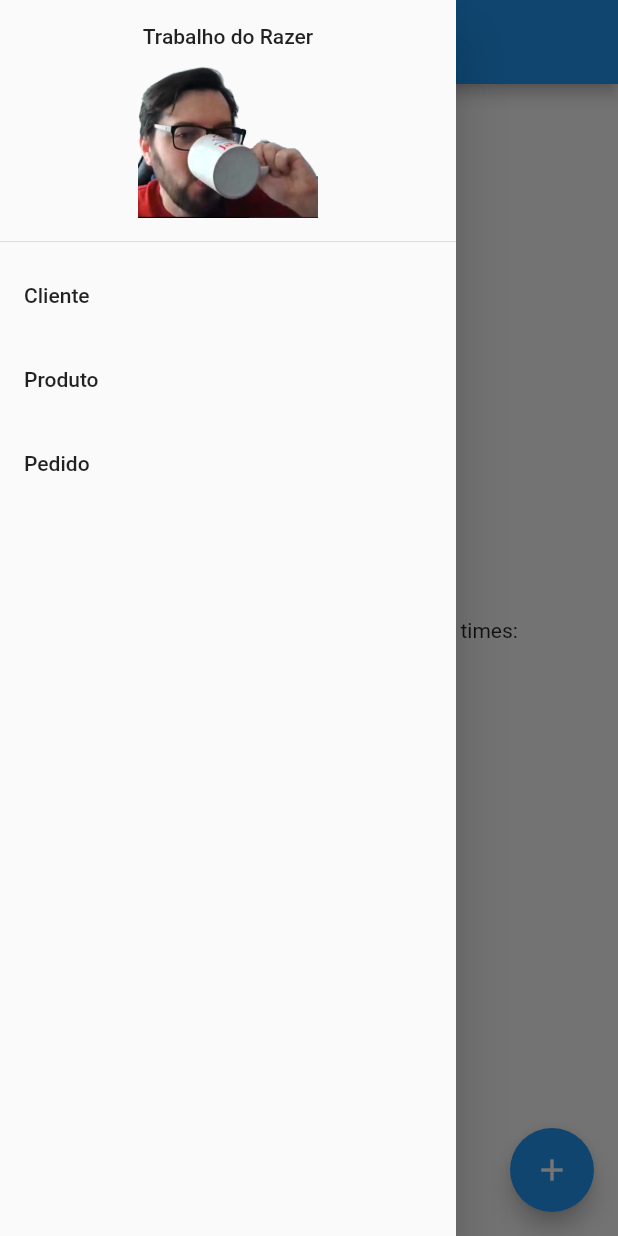
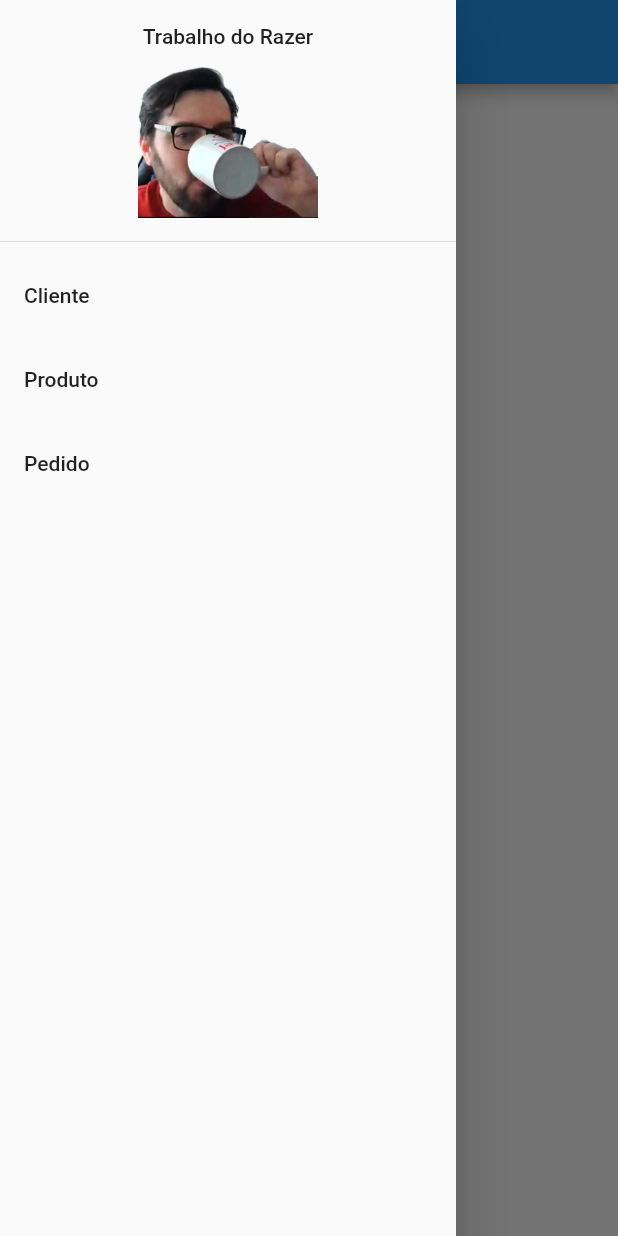
Before and after one commit to gbrandalise/das-trabalho-angular, a Flutter app: the screen it shows after launch, with the side drawer open, on a phone screen of 412 x 824 dp. Run offline on Flutter 3.47's test engine with Material 2 defaults, Android fonts, the light colour scheme and no system bars.

Commit message:
menu links and initial pages

```diff
--- /dev/null
+++ b/mobile/lib/home/home.page.dart
@@ -0,0 +1,17 @@
+import 'package:das_angular_mobile/menu/menu.component.dart';
+import 'package:flutter/material.dart';
+
+class HomePage extends StatelessWidget {
+
+  const HomePage({Key? key}) : super(key: key);
+
+  @override
+  Widget build(BuildContext context) {
+    return Scaffold(
+      appBar: AppBar(
+        title: const Text('Home'),
+      ),
+      drawer: const Menu()
+    );
+  }
+}
--- a/mobile/lib/main.dart
+++ b/mobile/lib/main.dart
@@ -1,3 +1,7 @@
+import 'package:das_angular_mobile/client/client.page.dart';
+import 'package:das_angular_mobile/home/home.page.dart';
+import 'package:das_angular_mobile/product/product.page.dart';
+import 'package:das_angular_mobile/purchase-order/purchase-order.page.dart';
 import 'package:flutter/material.dart';
 
 void main() {
@@ -7,136 +11,20 @@ void main() {
 class MyApp extends StatelessWidget {
   const MyApp({Key? key}) : super(key: key);
 
-  // This widget is the root of your application.
   @override
   Widget build(BuildContext context) {
     return MaterialApp(
-      title: 'Flutter Demo',
+      title: 'Trabalho Mobile Razer',
       theme: ThemeData(
-        // This is the theme of your application.
-        //
-        // Try running your application with "flutter run". You'll see the
-        // application has a blue toolbar. Then, without quitting the app, try
-        // changing the primarySwatch below to Colors.green and then invoke
-        // "hot reload" (press "r" in the console where you ran "flutter run",
-        // or simply save your changes to "hot reload" in a Flutter IDE).
-        // Notice that the counter didn't reset back to zero; the application
-        // is not restarted.
         primarySwatch: Colors.blue,
       ),
-      home: const MyHomePage(title: 'Flutter Demo Home Page'),
+      initialRoute: '/',
+      routes: {
+        '/': (context) => const HomePage(),
+        '/client': (context) => const ClientPage(),
+        '/product': (context) => const ProductPage(),
+        '/purchase-order': (context) => const PurchaseOrderPage(),
+      },
     );
   }
 }
-
-class MyHomePage extends StatefulWidget {
-  const MyHomePage({Key? key, required this.title}) : super(key: key);
-
-  // This widget is the home page of your application. It is stateful, meaning
-  // that it has a State object (defined below) that contains fields that affect
-  // how it looks.
-
-  // This class is the configuration for the state. It holds the values (in this
-  // case the title) provided by the parent (in this case the App widget) and
-  // used by the build method of the State. Fields in a Widget subclass are
-  // always marked "final".
-
-  final String title;
-
-  @override
-  State<MyHomePage> createState() => _MyHomePageState();
-}
-
-class _MyHomePageState extends State<MyHomePage> {
-  int _counter = 0;
-
-  void _incrementCounter() {
-    setState(() {
-      // This call to setState tells the Flutter framework that something has
-      // changed in this State, which causes it to rerun the build method below
-      // so that the display can reflect the updated values. If we changed
-      // _counter without calling setState(), then the build method would not be
-      // called again, and so nothing would appear to happen.
-      _counter++;
-    });
-  }
-
-  @override
-  Widget build(BuildContext context) {
-    // This method is rerun every time setState is called, for instance as done
-    // by the _incrementCounter method above.
-    //
-    // The Flutter framework has been optimized to make rerunning build methods
-    // fast, so that you can just rebuild anything that needs updating rather
-    // than having to individually change instances of widgets.
-    return Scaffold(
-      appBar: AppBar(
-        // Here we take the value from the MyHomePage object that was created by
-        // the App.build method, and use it to set our appbar title.
-        title: Text(widget.title),
-      ),
-      drawer: Drawer(
-        child: ListView(
-          padding: EdgeInsets.zero,
-          children: [
-            DrawerHeader(
-              child: Column(
-                children: const [
-                  Text('Trabalho do Razer'),
-                  Image(
-                    image: AssetImage('assets/images/razer-logo.png'),
-                    width: 120,
-                  )
-                ]
-              )
-            ),
-            const ListTile(
-              title: Text('Cliente')
-            ),
-            const ListTile(
-              title: Text('Produto')
-            ),
-            const ListTile(
-              title: Text('Pedido')
-            )
-          ]
-        )
-      ),
-      body: Center(
-        // Center is a layout widget. It takes a single child and positions it
-        // in the middle of the parent.
-        child: Column(
-          // Column is also a layout widget. It takes a list of children and
-          // arranges them vertically. By default, it sizes itself to fit its
-          // children horizontally, and tries to be as tall as its parent.
-          //
-          // Invoke "debug painting" (press "p" in the console, choose the
-          // "Toggle Debug Paint" action from the Flutter Inspector in Android
-          // Studio, or the "Toggle Debug Paint" command in Visual Studio Code)
-          // to see the wireframe for each widget.
-          //
-          // Column has various properties to control how it sizes itself and
-          // how it positions its children. Here we use mainAxisAlignment to
-          // center the children vertically; the main axis here is the vertical
-          // axis because Columns are vertical (the cross axis would be
-          // horizontal).
-          mainAxisAlignment: MainAxisAlignment.center,
-          children: <Widget>[
-            const Text(
-              'You have pushed the button this many times:',
-            ),
-            Text(
-              '$_counter',
-              style: Theme.of(context).textTheme.headline4,
-            ),
-          ],
-        ),
-      ),
-      floatingActionButton: FloatingActionButton(
-        onPressed: _incrementCounter,
-        tooltip: 'Increment',
-        child: const Icon(Icons.add),
-      ), // This trailing comma makes auto-formatting nicer for build methods.
-    );
-  }
-}
--- /dev/null
+++ b/mobile/lib/menu/menu.component.dart
@@ -0,0 +1,50 @@
+import 'package:flutter/material.dart';
+
+class Menu extends StatelessWidget {
+
+  const Menu({Key? key}) : super(key: key);
+
+  @override
+  Widget build(BuildContext context) {
+    return Drawer(
+        child: ListView(
+          padding: EdgeInsets.zero,
+          children: [
+            DrawerHeader(
+              child: Column(
+                children: const [
+                  Text('Trabalho do Razer'),
+                  Image(
+                    image: AssetImage('assets/images/razer-logo.png'),
+                    width: 120,
+                  )
+                ]
+              )
+            ),
+            ListTile(
+              title: const Text('Cliente'),
+              onTap: () {
+                Navigator.pop(context);
+                Navigator.pushNamed(context, '/client');
+              },
+            ),
+            ListTile(
+              title: const Text('Produto'),
+              onTap: () {
+                Navigator.pop(context);
+                Navigator.pushNamed(context, '/product');
+              },
+            ),
+            ListTile(
+              title: const Text('Pedido'),
+              onTap: () {
+                Navigator.pop(context);
+                Navigator.pushNamed(context, '/purchase-order');
+              },
+            ),
+          ],
+        ),
+      );
+  }
+
+}
```
Also changed, not shown: mobile/lib/client/client.page.dart (added, +17 -0 lines), mobile/lib/product/product.page.dart (added, +17 -0 lines), mobile/lib/purchase-order/purchase-order.page.dart (added, +17 -0 lines).
